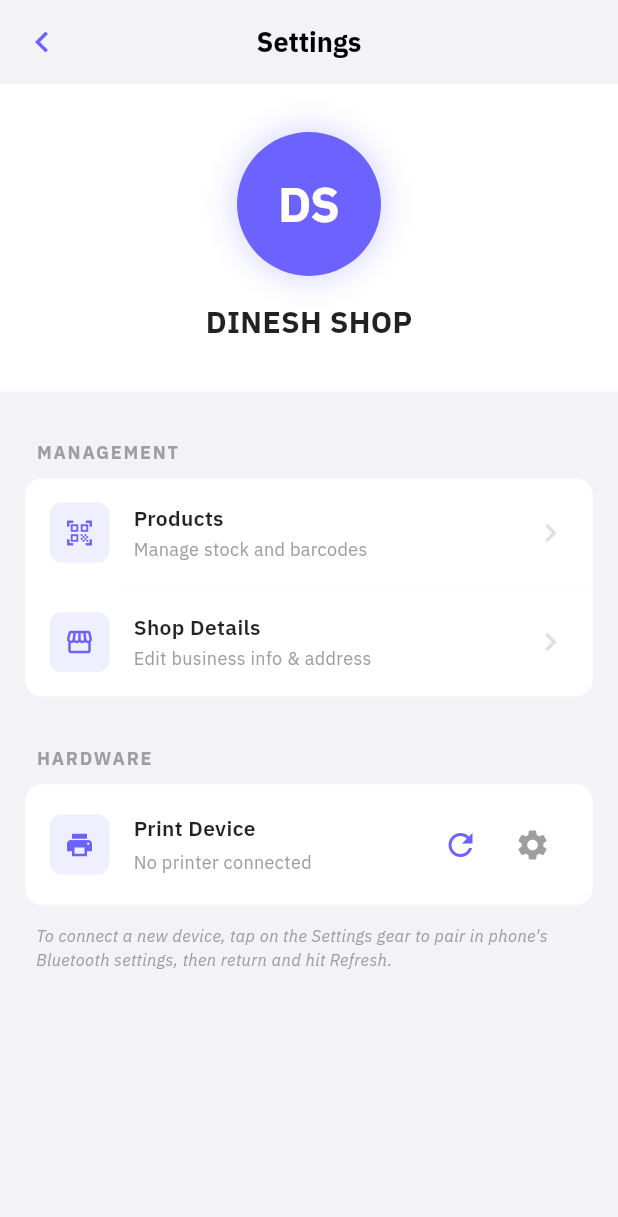
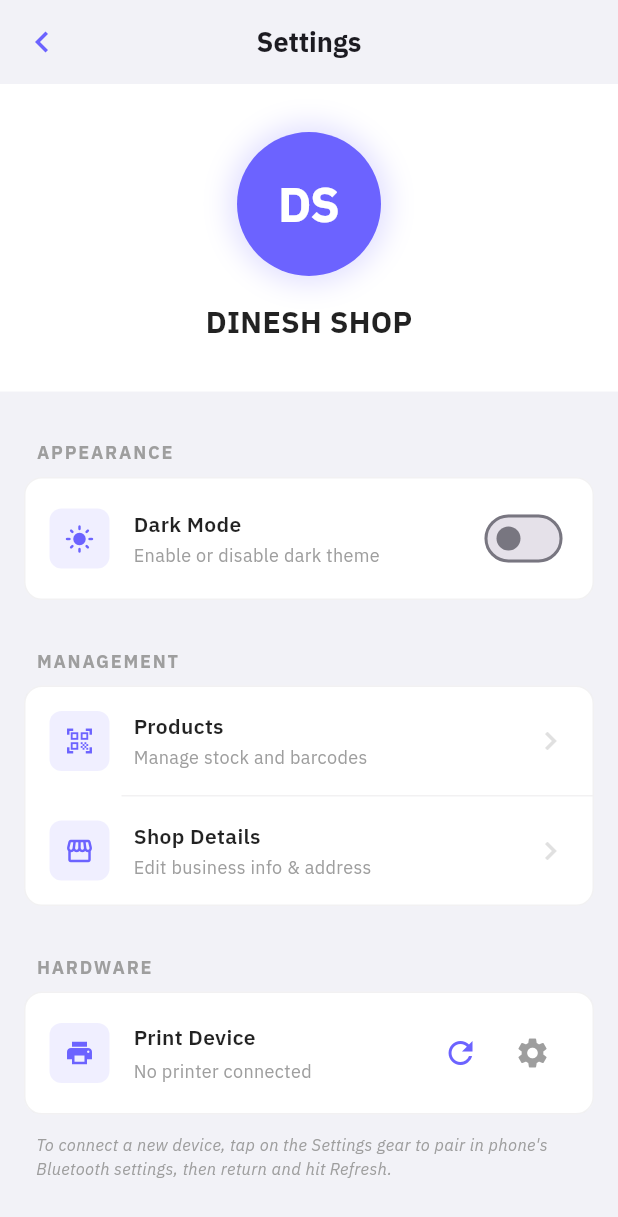
Before and after one commit to usama-devv/bill_wiz, a Flutter app: the SettingsPage screen opened by its route, on a phone screen of 412 x 824 dp. Shown: the top 1217 px of the screen. Run offline on Flutter 3.47's test engine with Material 3 defaults, Android fonts, the phone set to English and light mode, and no system bars; our stand-ins replace bloc, equatable, fl_chart, flutter_bloc, fpdart, get_it and 6 more; missing offline and left inert: app_settings, flutter_vibrate, mobile_scanner, print_bluetooth_thermal; accounts and stored records are empty.

Commit message:
added dashboard and dark theme

```diff
--- a/lib/config/routes/app_routes.dart
+++ b/lib/config/routes/app_routes.dart
@@ -1,4 +1,6 @@
+import 'package:bill_wiz/splash_page.dart';
 import 'package:go_router/go_router.dart';
+import '../../features/dashboard/presentation/pages/dashboard_page.dart';
 import '../../features/billing/presentation/pages/home_page.dart';
 import '../../features/product/presentation/pages/product_list_page.dart';
 import '../../features/product/presentation/pages/add_product_page.dart';
@@ -12,38 +14,69 @@ import '../../features/product/domain/entities/product.dart';
 final router = GoRouter(
   initialLocation: '/',
   routes: [
+    // 1. Splash Page (Startup)
     GoRoute(
       path: '/',
-      builder: (context, state) => const HomePage(),
-      routes: [
-        GoRoute(
-          path: 'scanner',
-          builder: (context, state) => const ScannerPage(),
-        ),
-        GoRoute(
-          path: 'checkout',
-          builder: (context, state) => const CheckoutPage(),
-        ),
-      ],
+      name: 'splash',
+      builder: (context, state) => const SplashPage(),
     ),
+
+    // 2. Main Dashboard (Splash ke baad yahan land karega)
+    GoRoute(
+      path: '/home',
+      name: 'home',
+      builder: (context, state) => const DashboardPage(),
+    ),
+
+    // 3. Billing & Transactions
+    GoRoute(
+      path: '/billing',
+      name: 'billing',
+      builder: (context, state) => const HomePage(), // Purani home page ab billing page hai
+    ),
+
+    GoRoute(
+      path: '/scanner',
+      name: 'scanner',
+      builder: (context, state) => const ScannerPage(),
+    ),
+
+    GoRoute(
+      path: '/checkout',
+      name: 'checkout',
+      builder: (context, state) => const CheckoutPage(),
+    ),
+
+    // 4. Settings & Shop
     GoRoute(
       path: '/settings',
+      name: 'settings',
       builder: (context, state) => const SettingsPage(),
     ),
+
+    GoRoute(
+      path: '/shop',
+      name: 'shop',
+      builder: (context, state) => const ShopDetailsPage(),
+    ),
+
+    // 5. Product Management
     GoRoute(
       path: '/products',
+      name: 'products',
       builder: (context, state) => const ProductListPage(),
       routes: [
         GoRoute(
           path: 'add',
+          name: 'add_product',
           builder: (context, state) => const AddProductPage(),
         ),
         GoRoute(
           path: 'edit/:id',
+          name: 'edit_product',
           builder: (context, state) {
             final product = state.extra as Product?;
             if (product == null) {
-              // If we land here without extra (e.g. deep link), go back to products for now.
               return const ProductListPage();
             }
             return EditProductPage(product: product);
@@ -51,9 +84,5 @@ final router = GoRouter(
         ),
       ],
     ),
-    GoRoute(
-      path: '/shop',
-      builder: (context, state) => const ShopDetailsPage(),
-    ),
   ],
 );
--- /dev/null
+++ b/lib/core/theme/theme_cubit.dart
@@ -0,0 +1,44 @@
+import 'package:flutter/material.dart';
+import 'package:flutter_bloc/flutter_bloc.dart';
+import 'package:hive/hive.dart';
+import '../data/hive_database.dart';
+
+class ThemeCubit extends Cubit<ThemeMode> {
+  static const String _themeKey = 'isDarkMode';
+
+  ThemeCubit() : super(ThemeMode.light) {
+    _initTheme();
+  }
+
+  Future<void> _initTheme() async {
+    try {
+      Box box;
+      if (!Hive.isBoxOpen(HiveDatabase.settingsBoxName)) {
+        box = await Hive.openBox(HiveDatabase.settingsBoxName);
+      } else {
+        box = Hive.box(HiveDatabase.settingsBoxName);
+      }
+
+      final bool isDark = box.get(_themeKey, defaultValue: false);
+      emit(isDark ? ThemeMode.dark : ThemeMode.light);
+    } catch (e) {
+      debugPrint("ThemeCubit Init Error: $e");
+      emit(ThemeMode.light); // Fallback to light mode
+    }
+  }
+
+  void toggleTheme(bool isDark) async {
+    final mode = isDark ? ThemeMode.dark : ThemeMode.light;
+    emit(mode);
+
+    try {
+      final box = Hive.isBoxOpen(HiveDatabase.settingsBoxName)
+          ? Hive.box(HiveDatabase.settingsBoxName)
+          : await Hive.openBox(HiveDatabase.settingsBoxName);
+
+      await box.put(_themeKey, isDark);
+    } catch (e) {
+      debugPrint("Error saving theme: $e");
+    }
+  }
+}
--- a/lib/features/billing/presentation/pages/checkout_page.dart
+++ b/lib/features/billing/presentation/pages/checkout_page.dart
@@ -120,11 +120,11 @@ class _CheckoutPageState extends State<CheckoutPage> {
                                             TextAlign.left,
                                           ),
                                           _buildDataCell(
-                                              '₹${item.product.price.toStringAsFixed(2)}',
+                                              'Rs ${item.product.price.toStringAsFixed(2)}',
                                               TextAlign.right,
                                               isSubtitle: true),
                                           _buildDataCell(
-                                              '₹${item.total.toStringAsFixed(2)}',
+                                              'Rs ${item.total.toStringAsFixed(2)}',
                                               TextAlign.right,
                                               isBold: true),
                                         ],
@@ -209,7 +209,7 @@ class _CheckoutPageState extends State<CheckoutPage> {
                                       ),
                                     ),
                                     Text(
-                                      '₹${billingState.totalAmount.toStringAsFixed(2)}',
+                                      'Rs ${billingState.totalAmount.toStringAsFixed(2)}',
                                       style: const TextStyle(
                                         fontSize: 24,
                                         fontWeight: FontWeight.bold,
--- a/lib/features/product/presentation/pages/add_product_page.dart
+++ b/lib/features/product/presentation/pages/add_product_page.dart
@@ -135,7 +135,7 @@ class _AddProductPageState extends State<AddProductPage> {
                         const TextInputType.numberWithOptions(decimal: true),
                     decoration: const InputDecoration(
                       hintText: '0.00',
-                      prefixText: '₹ ',
+                      prefixText: 'Rs ',
                       prefixStyle: TextStyle(
                           fontSize: 16,
                           fontWeight: FontWeight.w500,
--- a/lib/features/product/presentation/pages/edit_product_page.dart
+++ b/lib/features/product/presentation/pages/edit_product_page.dart
@@ -120,7 +120,7 @@ class _EditProductPageState extends State<EditProductPage> {
                     keyboardType:
                         const TextInputType.numberWithOptions(decimal: true),
                     decoration: const InputDecoration(
-                      prefixText: '₹ ',
+                      prefixText: 'Rs ',
                       prefixStyle: TextStyle(
                           fontSize: 16,
                           fontWeight: FontWeight.w500,
--- a/lib/features/product/presentation/pages/product_list_page.dart
+++ b/lib/features/product/presentation/pages/product_list_page.dart
@@ -194,7 +194,7 @@ class _ProductListPageState extends State<ProductListPage> {
                                 ),
                                 const SizedBox(height: 4),
                                 Text(
-                                  '₹${product.price.toStringAsFixed(2)}',
+                                  'RS ${product.price.toStringAsFixed(2)}',
                                   style: TextStyle(
                                       fontWeight: FontWeight.w500,
                                       color: Colors.grey[600]),
--- a/lib/features/settings/presentation/pages/settings_page.dart
+++ b/lib/features/settings/presentation/pages/settings_page.dart
@@ -4,6 +4,7 @@ import 'package:go_router/go_router.dart';
 import 'package:app_settings/app_settings.dart';
 
 import '../../../../core/theme/app_theme.dart';
+import '../../../../core/theme/theme_cubit.dart';
 import '../../../shop/presentation/bloc/shop_bloc.dart';
 import '../bloc/printer_bloc.dart';
 import '../bloc/printer_event.dart';
@@ -26,6 +27,8 @@ class _SettingsPageState extends State<SettingsPage> {
 
   @override
   Widget build(BuildContext context) {
+    final isDark = context.watch<ThemeCubit>().state == ThemeMode.dark;
+
     return Scaffold(
       appBar: AppBar(
         title: const Text('Settings',
@@ -45,7 +48,7 @@ class _SettingsPageState extends State<SettingsPage> {
             // Profile Section
             Container(
               width: double.infinity,
-              color: Colors.white,
+              color: Theme.of(context).cardColor, // Background fixed to theme card color
               padding: const EdgeInsets.symmetric(vertical: 32, horizontal: 24),
               child: BlocBuilder<ShopBloc, ShopState>(
                 builder: (context, state) {
@@ -93,6 +96,26 @@ class _SettingsPageState extends State<SettingsPage> {
                   );
                 },
               ),
+            ),
+
+            const SizedBox(height: 24),
+
+            _buildSectionHeader('Appearance'),
+            _buildListGroup(
+              children: [
+                _buildListItem(
+                  icon: isDark ? Icons.dark_mode : Icons.light_mode,
+                  title: 'Dark Mode',
+                  subtitle: 'Enable or disable dark theme',
+                  trailingWidget: Switch(
+                    value: isDark,
+                    activeThumbColor: AppTheme.primaryColor,
+                    onChanged: (bool value) {
+                      context.read<ThemeCubit>().toggleTheme(value);
+                    },
+                  ),
+                ),
+              ],
             ),
 
             const SizedBox(height: 24),
@@ -241,16 +264,16 @@ class _SettingsPageState extends State<SettingsPage> {
     return Container(
       margin: const EdgeInsets.symmetric(horizontal: 16),
       decoration: BoxDecoration(
-        color: Colors.white,
+        color: Theme.of(context).cardColor,
         borderRadius: BorderRadius.circular(12),
-        border: Border.all(color: Colors.grey[100]!),
+        border: Border.all(color: Theme.of(context).dividerColor.withValues(alpha: 0.1)),
       ),
       child: Column(children: children),
     );
   }
 
   Widget _buildDivider() {
-    return Divider(height: 1, thickness: 1, color: Colors.grey[50], indent: 64);
+    return Divider(height: 1, thickness: 1, color: Theme.of(context).dividerColor.withValues(alpha: 0.1), indent: 64);
   }
 
   Widget _buildListItem({
--- a/pubspec.yaml
+++ b/pubspec.yaml
@@ -34,6 +34,7 @@ dependencies:
   flutter_vibrate: ^1.3.0
   intl: ^0.19.0
   permission_handler: ^11.3.1
+  fl_chart: ^0.70.2
 
   # Scanner & Printer
   pretty_qr_code: ^3.3.0
```
Also changed, not shown: lib/core/service_locator.dart (+18 -3 lines), lib/core/theme/app_theme.dart (+68 -39 lines), lib/features/billing/presentation/pages/home_page.dart (+6 -5 lines), lib/features/dashboard/data/repositories/dashboard_repository_impl.dart (added, +35 -0 lines), lib/features/dashboard/domain/entities/dashboard_stats.dart (added, +11 -0 lines), lib/features/dashboard/presentation/bloc/dashboard_bloc.dart (added, +41 -0 lines), lib/features/dashboard/presentation/pages/dashboard_page.dart (added, +179 -0 lines), lib/main.dart (+21 -5 lines), lib/splash_page.dart (added, +101 -0 lines), 9 other files.
